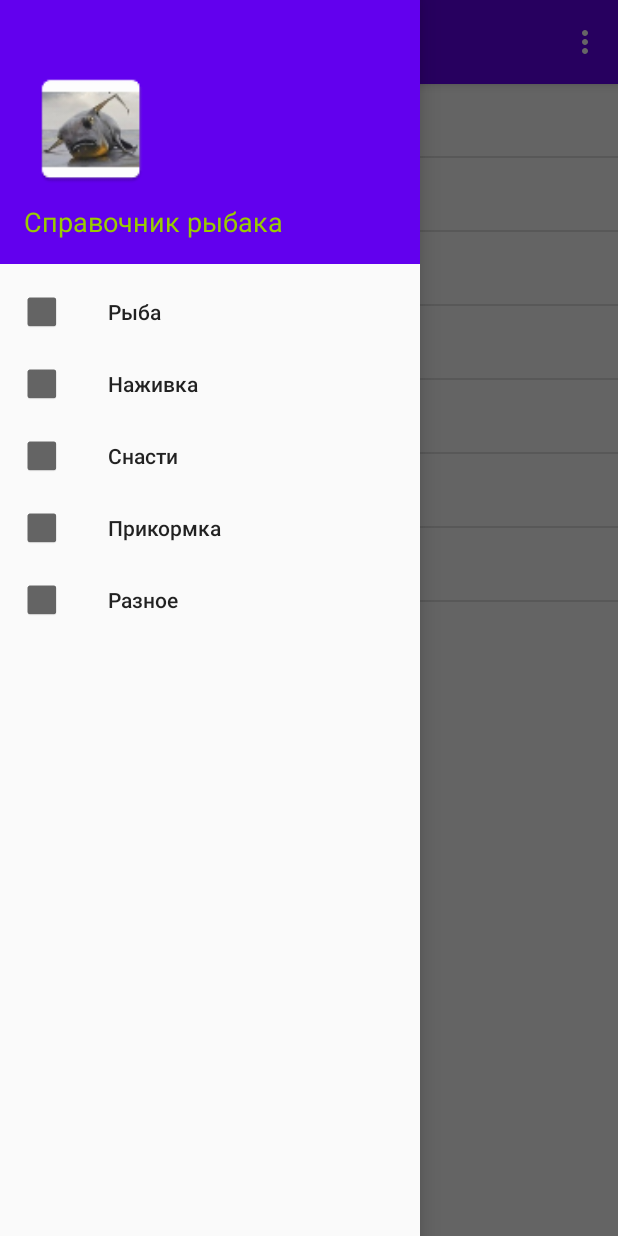
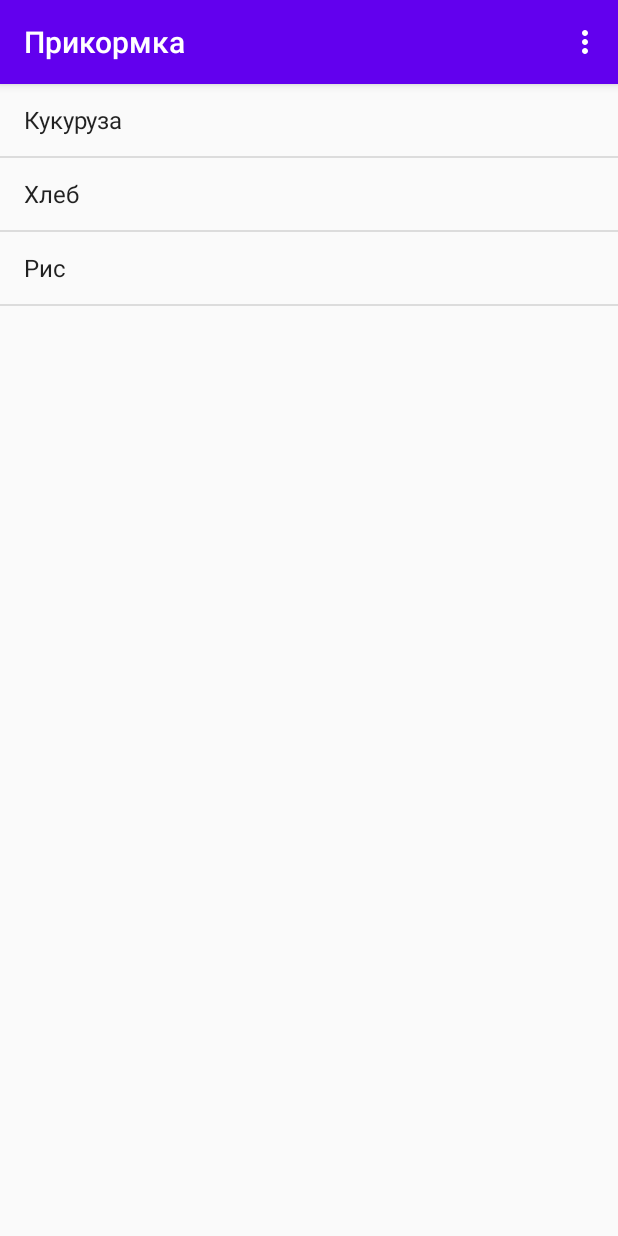
Before and after one commit to MadMakZa/Fisher_Hanbook, an Android app: the screen it shows after launch (MainActivity), in the side drawer, after a tap on "Прикормка", on a phone screen of 412 x 824 dp. Run offline under Robolectric (Android 15) with nearby library versions, the phone set to English and light mode, and no system bars; our stand-ins replace navigation-ui.

Commit message:
update lesson 4-4

```diff
--- a/app/src/main/java/com/makza/fisher_hanbook/MainActivity.java
+++ b/app/src/main/java/com/makza/fisher_hanbook/MainActivity.java
@@ -1,6 +1,7 @@
 package com.makza.fisher_hanbook;
 
 import android.os.Bundle;
+import android.view.MenuItem;
 import android.view.View;
 import android.view.Menu;
 import android.widget.ArrayAdapter;
@@ -10,6 +11,7 @@ import com.google.android.material.floatingactionbutton.FloatingActionButton;
 import com.google.android.material.snackbar.Snackbar;
 import com.google.android.material.navigation.NavigationView;
 
+import androidx.core.view.GravityCompat;
 import androidx.navigation.NavController;
 import androidx.navigation.Navigation;
 import androidx.navigation.ui.AppBarConfiguration;
@@ -18,11 +20,15 @@ import androidx.drawerlayout.widget.DrawerLayout;
 import androidx.appcompat.app.AppCompatActivity;
 import androidx.appcompat.widget.Toolbar;
 
-public class MainActivity extends AppCompatActivity {
+import java.util.ArrayList;
+import java.util.Arrays;
+
+public class MainActivity extends AppCompatActivity implements NavigationView.OnNavigationItemSelectedListener {
 
     private ListView list;
     private String[] array;
     private ArrayAdapter<String> adapter;
+    private Toolbar toolbar;
 
 
     @Override
@@ -31,13 +37,17 @@ public class MainActivity extends AppCompatActivity {
         setContentView(R.layout.activity_main);
         list = findViewById(R.id.listView); //присвоил переменной лист листвью
         array = getResources().getStringArray(R.array.fish_array); //присвоил список массиву
-        adapter = new ArrayAdapter<>(this,android.R.layout.simple_list_item_1,array);
+        adapter = new ArrayAdapter<>(this,android.R.layout.simple_list_item_1,new ArrayList<String>(Arrays.asList(array)));
         list.setAdapter(adapter); //присваиваем список спомощью адаптера
 
-        Toolbar toolbar = findViewById(R.id.toolbar);
+        toolbar = findViewById(R.id.toolbar);
         setSupportActionBar(toolbar);
-        DrawerLayout drawer = findViewById(R.id.drawer_layout);
+        toolbar.setTitle(R.string.fish); //присваиваем заголовок с названием рыба
+
+
+        DrawerLayout drawer = (DrawerLayout) findViewById(R.id.drawer_layout);
         NavigationView navigationView = findViewById(R.id.nav_view);
+        navigationView.setNavigationItemSelectedListener(this);
 
 
     }
@@ -49,5 +59,66 @@ public class MainActivity extends AppCompatActivity {
         return true;
     }
 
+    @Override
+    public boolean onOptionsItemSelected(MenuItem item){
+        int id = item.getItemId();
+
+        if (id == R.id.action_settings){
+            return true;
+        }
+        return super.onOptionsItemSelected(item);
+    }
+    @SuppressWarnings("StatementWithEmptyBody")
+    @Override
+    public boolean onNavigationItemSelected(MenuItem item){
+        int id = item.getItemId();
+
+        if (id == R.id.id_fish){
+            toolbar.setTitle(R.string.fish);
+            array = getResources().getStringArray(R.array.fish_array); //присвоил список массиву
+            adapter.clear();
+            adapter.addAll(array);
+            adapter.notifyDataSetChanged(); //говорим что данные изменились
+        }
+        else if (id == R.id.id_na){
+            toolbar.setTitle(R.string.na);
+            array = getResources().getStringArray(R.array.na_array); //присвоил список массиву
+            adapter.clear();
+            adapter.addAll(array);
+            adapter.notifyDataSetChanged();
+        }
+        else if (id == R.id.id_sna){
+            toolbar.setTitle(R.string.sna);
+            array = getResources().getStringArray(R.array.sna_array); //присвоил список массиву
+            adapter.clear();
+            adapter.addAll(array);
+            adapter.notifyDataSetChanged();
+        }
+        else if (id == R.id.id_pri){
+            toolbar.setTitle(R.string.pri);
+            array = getResources().getStringArray(R.array.pri_array); //присвоил список массиву
+            adapter.clear();
+            adapter.addAll(array);
+            adapter.notifyDataSetChanged();
+        }
+        else if (id == R.id.id_history){
+            toolbar.setTitle(R.string.history);
+            array = getResources().getStringArray(R.array.history_array); //присвоил список массиву
+            adapter.clear();
+            adapter.addAll(array);
+            adapter.notifyDataSetChanged();
+        }
+        else if (id == R.id.id_advice){
+            toolbar.setTitle(R.string.advice);
+            array = getResources().getStringArray(R.array.advice_array); //присвоил список массиву
+            adapter.clear();
+            adapter.addAll(array);
+            adapter.notifyDataSetChanged();
+        }
+        DrawerLayout drawer = (DrawerLayout) findViewById(R.id.drawer_layout);
+        drawer.closeDrawer(GravityCompat.START); //закрытие шторки
+        return true;
+    }
+
 
 }
--- a/app/src/main/res/menu/activity_main_drawer.xml
+++ b/app/src/main/res/menu/activity_main_drawer.xml
@@ -5,25 +5,29 @@
 
     <group android:checkableBehavior="single">
         <item
-            android:id="@+id/nav_home"
+            android:id="@+id/id_fish"
             android:icon="@mipmap/ic_fish1"
-            android:title="@string/menu_home" />
+            android:title="@string/fish" />
         <item
-            android:id="@+id/nav_gallery"
+            android:id="@+id/id_na"
             android:icon="@mipmap/ic_fish1"
-            android:title="@string/menu_gallery" />
+            android:title="@string/na" />
         <item
-            android:id="@+id/nav_slideshow"
+            android:id="@+id/id_sna"
             android:icon="@mipmap/ic_fish1"
-            android:title="@string/menu_slideshow" />
+            android:title="@string/sna" />
         <item
-            android:id="@+id/tools"
+            android:id="@+id/id_pri"
             android:icon="@mipmap/ic_fish2"
-            android:title="Прикормка" />
+            android:title="@string/pri" />
         <item
-            android:id="@+id/nav_share"
+            android:id="@+id/id_history"
             android:icon="@mipmap/ic_fish2"
-            android:title="Разное" />
+            android:title="@string/history" />
+        <item
+            android:id="@+id/id_advice"
+            android:icon="@mipmap/ic_fish2"
+            android:title="@string/advice" />
     </group>
 
 
--- a/app/src/main/res/values/arrays.xml
+++ b/app/src/main/res/values/arrays.xml
@@ -15,5 +15,28 @@
         <item>Хлеб</item>
         <item>Рис</item>
     </string-array>
+    <string-array name="sna_array">
+        <item>Грузило</item>
+        <item>Крючки</item>
+        <item>Леска</item>
+        <item>Блесна</item>
+    </string-array>
+    <string-array name="pri_array">
+        <item>Кукуруза</item>
+        <item>Хлеб</item>
+        <item>Рис</item>
+    </string-array>
+    <string-array name="advice_array">
+        <item>Советы по прикормке</item>
+        <item>Сезон рыбалки</item>
+        <item>На что клюёт</item>
+        <item>Большой улов</item>
+    </string-array>
+    <string-array name="history_array">
+        <item>Самые большие пойманные рыбы</item>
+        <item>Удачный улов</item>
+        <item>На живца</item>
+        <item>Подводная охота</item>
+    </string-array>
 
 </resources>
--- a/app/src/main/res/values/strings.xml
+++ b/app/src/main/res/values/strings.xml
@@ -7,7 +7,10 @@
     <string name="nav_header_desc">Navigation header</string>
     <string name="action_settings">Settings</string>
 
-    <string name="menu_home">Рыба</string>
-    <string name="menu_gallery">Наживка</string>
-    <string name="menu_slideshow">Снасти</string>
+    <string name="fish">Рыба</string>
+    <string name="na">Наживка</string>
+    <string name="sna">Снасти</string>
+    <string name="pri">Прикормка</string>
+    <string name="history">Рыбацкие истории</string>
+    <string name="advice">Полезные советы</string>
 </resources>
```
